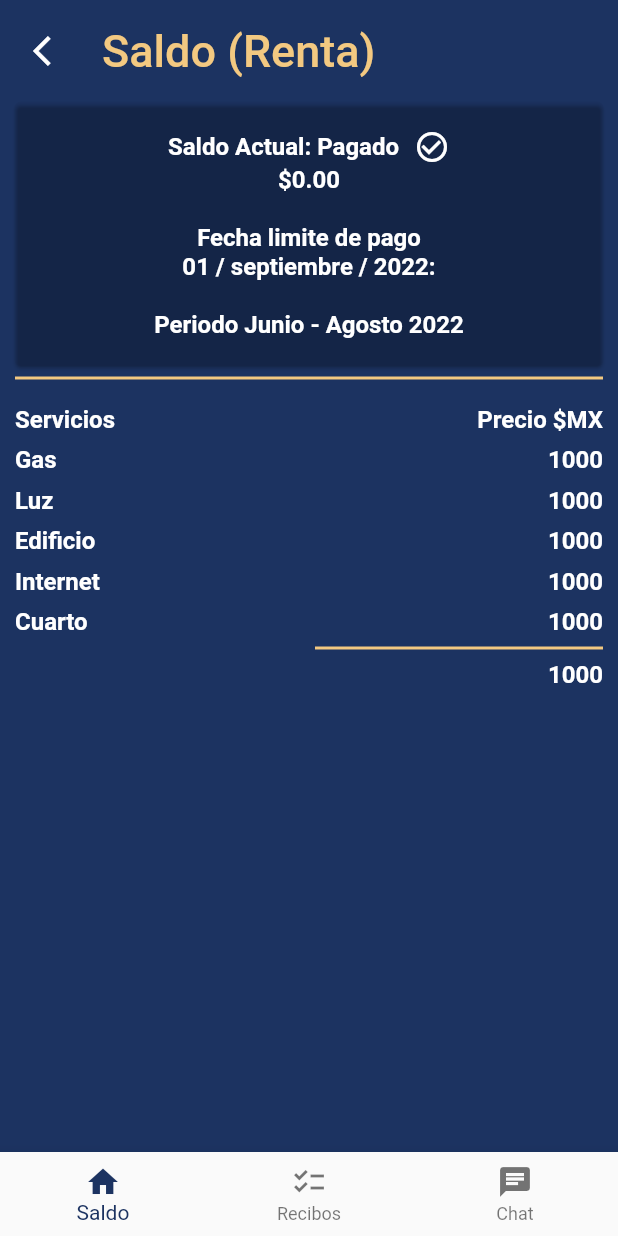
After one commit to hector2d2/RotceHWallet, a Flutter app: the MenuGroupView screen opened by its route, on a phone screen of 412 x 824 dp. The commit adds this screen. Run offline on Flutter 3.47's test engine with Material 2 defaults, Android fonts, the light colour scheme and no system bars; our stand-ins replace cloud_firestore, firebase_auth, firebase_core, font_awesome_flutter, get; accounts and stored records are empty; network calls fail; key blocks and very long unbroken strings in the code were emptied for the run.

Commit message:
Feat: add design

```diff
--- a/lib/main.dart
+++ b/lib/main.dart
@@ -1,6 +1,7 @@
 import 'package:firebase_core/firebase_core.dart';
 import 'package:flutter/material.dart';
 import 'package:get/get.dart';
+import 'package:rwallet/design.dart';
 import 'package:rwallet/routes/pages_app.dart';
 import 'package:rwallet/routes/route_app.dart';
 
--- a/lib/routes/pages_app.dart
+++ b/lib/routes/pages_app.dart
@@ -8,6 +8,9 @@ import 'package:rwallet/views/home/home_binding.dart';
 import 'package:rwallet/views/home/home_view.dart';
 import 'package:rwallet/views/login/login_binding.dart';
 import 'package:rwallet/views/login/login_view.dart';
+import 'package:rwallet/views/menu_groups/menu_group_view.dart';
+
+import '../views/menu_groups/menu_group_binding.dart';
 
 class PagesApp {
   static List<GetPage> pages = [
@@ -31,5 +34,10 @@ class PagesApp {
       page: () => const AuthenticationView(),
       binding: AuthenticationBinding(),
     ),
+    GetPage(
+      name: RouteApp.groupMenu,
+      page: () => const MenuGroupView(),
+      binding: MenuGroupBinding(),
+    ),
   ];
 }
--- a/lib/routes/route_app.dart
+++ b/lib/routes/route_app.dart
@@ -4,4 +4,5 @@ class RouteApp {
   static String home = '/home';
   static String authentication = '/authentication';
   static String friends = '/friends';
+  static String groupMenu = '/groupMenu';
 }
--- a/lib/views/friends/friends_view.dart
+++ b/lib/views/friends/friends_view.dart
@@ -6,7 +6,7 @@ class FriendsView extends StatelessWidget {
   @override
   Widget build(BuildContext context) {
     return Container(
-      child: ListView(
+      child: Column(
         children: [
           ListTile(
             title: Text('Nuevo Grupo'),
--- a/lib/views/home/home_binding.dart
+++ b/lib/views/home/home_binding.dart
@@ -1,9 +1,13 @@
 import 'package:get/get.dart';
+import 'package:rwallet/views/groups/groups_binding.dart';
+import 'package:rwallet/views/groups/groups_controlles.dart';
 import 'package:rwallet/views/home/home_controller.dart';
+import 'package:rwallet/views/menu_groups/menu_group_binding.dart';
 
 class HomeBinding extends Bindings {
   @override
   void dependencies() {
     Get.lazyPut(() => HomeController());
+    Get.lazyPut(() => GroupsController());
   }
 }
--- a/lib/views/home/home_controller.dart
+++ b/lib/views/home/home_controller.dart
@@ -52,6 +52,10 @@ class HomeController extends GetxController {
     changeView(2, 'Friends');
   }
 
+  void goToMyGroups() {
+    changeView(3, 'Mis Grupos');
+  }
+
   Future<void> logOut() async {
     await FirebaseAuth.instance.signOut();
     Get.toNamed(RouteApp.login);
--- a/lib/views/home/widgets/custom_drawer.dart
+++ b/lib/views/home/widgets/custom_drawer.dart
@@ -100,8 +100,8 @@ class CustomDrawer extends StatelessWidget {
                 ),
                 onTap: () => controller.goToMyFriends(),
               ),
-              const ListTile(
-                title: Text(
+              ListTile(
+                title: const Text(
                   'Mis Grupos',
                   style: TextStyle(
                     color: Colors.white,
@@ -109,6 +109,7 @@ class CustomDrawer extends StatelessWidget {
                     fontSize: 16,
                   ),
                 ),
+                onTap: () => controller.goToMyGroups(),
               ),
               ListTile(
                 title: const Text(
--- /dev/null
+++ b/lib/views/menu_groups/menu_group_binding.dart
@@ -0,0 +1,9 @@
+import 'package:get/get.dart';
+import 'package:rwallet/views/menu_groups/menu_gruop_controller.dart';
+
+class MenuGroupBinding extends Bindings {
+  @override
+  void dependencies() {
+    Get.lazyPut(() => MenuGroupController());
+  }
+}
--- /dev/null
+++ b/lib/views/menu_groups/menu_group_view.dart
@@ -0,0 +1,81 @@
+import 'package:flutter/material.dart';
+import 'package:get/get.dart';
+import 'package:rwallet/views/menu_groups/menu_gruop_controller.dart';
+import 'package:rwallet/views/menu_groups/widgets/balance_widget.dart';
+
+class MenuGroupView extends StatelessWidget {
+  const MenuGroupView({super.key});
+
+  @override
+  Widget build(BuildContext context) {
+    return GetBuilder<MenuGroupController>(builder: (controller) {
+      return Scaffold(
+        backgroundColor: const Color(
+          0xff1C3361,
+        ),
+        body: SafeArea(
+          child: Padding(
+            padding: const EdgeInsets.all(10.0),
+            child: Column(
+              children: [
+                Row(
+                  children: [
+                    IconButton(
+                      icon: Icon(
+                        Icons.arrow_back_ios,
+                        color: Colors.white,
+                      ),
+                      onPressed: () => controller.goBack(),
+                    ),
+                    SizedBox(
+                      width: 10,
+                    ),
+                    Text(
+                      'Saldo (Renta)',
+                      style: TextStyle(
+                        fontSize: 30,
+                        fontWeight: FontWeight.w500,
+                        color: Color(0xffF3C981),
+                      ),
+                    ),
+                  ],
+                ),
+                IndexedStack(
+                  children: [
+                    BalanceWidget(),
+                  ],
+                ),
+              ],
+            ),
+          ),
+        ),
+        bottomNavigationBar: BottomNavigationBar(
+          currentIndex: 0,
+          selectedItemColor: const Color(
+            0xff1C3361,
+          ),
+          items: [
+            BottomNavigationBarItem(
+              label: 'Saldo',
+              icon: Icon(
+                Icons.home,
+              ),
+            ),
+            BottomNavigationBarItem(
+              label: 'Recibos',
+              icon: Icon(
+                Icons.checklist,
+              ),
+            ),
+            BottomNavigationBarItem(
+              label: 'Chat',
+              icon: Icon(
+                Icons.chat,
+              ),
+            ),
+          ],
+        ),
+      );
+    });
+  }
+}
--- /dev/null
+++ b/lib/views/menu_groups/menu_gruop_controller.dart
@@ -0,0 +1,7 @@
+import 'package:get/get.dart';
+
+class MenuGroupController extends GetxController {
+  void goBack() {
+    Get.back();
+  }
+}
--- /dev/null
+++ b/lib/views/menu_groups/widgets/balance_widget.dart
@@ -0,0 +1,253 @@
+import 'package:flutter/material.dart';
+
+class BalanceWidget extends StatelessWidget {
+  const BalanceWidget({super.key});
+
+  @override
+  Widget build(BuildContext context) {
+    return Container(
+      child: Column(
+        children: [
+          Card(
+            margin: EdgeInsets.only(
+              top: 10,
+            ),
+            color: Colors.transparent,
+            child: Padding(
+              padding: const EdgeInsets.all(18.0),
+              child: Column(
+                crossAxisAlignment: CrossAxisAlignment.center,
+                children: [
+                  Row(
+                    mainAxisAlignment: MainAxisAlignment.center,
+                    children: [
+                      Text(
+                        'Saldo Actual: Pagado',
+                        style: TextStyle(
+                          color: Colors.white,
+                          fontWeight: FontWeight.bold,
+                          fontSize: 16,
+                        ),
+                      ),
+                      SizedBox(
+                        width: 10,
+                      ),
+                      Icon(
+                        Icons.check_circle_outline,
+                        color: Colors.white,
+                      ),
+                    ],
+                  ),
+                  Text(
+                    r'$0.00',
+                    style: TextStyle(
+                      color: Colors.white,
+                      fontWeight: FontWeight.bold,
+                      fontSize: 16,
+                    ),
+                  ),
+                  SizedBox(
+                    height: 20,
+                  ),
+                  Text(
+                    'Fecha limite de pago',
+                    style: TextStyle(
+                      color: Colors.white,
+                      fontWeight: FontWeight.bold,
+                      fontSize: 16,
+                    ),
+                  ),
+                  Text(
+                    '01 / septiembre / 2022:',
+                    style: TextStyle(
+                      color: Colors.white,
+                      fontWeight: FontWeight.bold,
+                      fontSize: 16,
+                    ),
+                  ),
+                  SizedBox(
+                    height: 20,
+                  ),
+                  Text(
+                    'Periodo Junio - Agosto 2022',
+                    style: TextStyle(
+                      color: Colors.white,
+                      fontWeight: FontWeight.bold,
+                      fontSize: 16,
+                    ),
+                  ),
+                ],
+              ),
+            ),
+          ),
+          Divider(
+            thickness: 2,
+            color: Color(0xffF3C981),
+          ),
+          Container(
+            margin: EdgeInsets.only(
+              top: 10,
+            ),
+            child: Row(
+              children: [
+                Text(
+                  'Servicios',
+                  style: TextStyle(
+                    color: Colors.white,
+                    fontWeight: FontWeight.bold,
+                    fontSize: 16,
+                  ),
+                ),
+                Spacer(),
+                Text(
+                  r'Precio $MX',
+                  style: TextStyle(
+                    color: Colors.white,
+                    fontWeight: FontWeight.bold,
+                    fontSize: 16,
+                  ),
+                ),
+              ],
+            ),
+          ),
+          SizedBox(
+            height: 8,
+          ),
+          Row(
+            children: [
+              Text(
+                'Gas',
+                style: TextStyle(
+                  color: Colors.white,
+                  fontWeight: FontWeight.bold,
+                  fontSize: 16,
+                ),
+              ),
+              Spacer(),
+              Text(
+                '1000',
+                style: TextStyle(
+                  color: Colors.white,
+                  fontWeight: FontWeight.bold,
+                  fontSize: 16,
+                ),
+              ),
+            ],
+          ),
+          SizedBox(
+            height: 8,
+          ),
+          Row(
+            children: [
+              Text(
+                'Luz',
+                style: TextStyle(
+                  color: Colors.white,
+                  fontWeight: FontWeight.bold,
+                  fontSize: 16,
+                ),
+              ),
+              Spacer(),
+              Text(
+                '1000',
+                style: TextStyle(
+                  color: Colors.white,
+                  fontWeight: FontWeight.bold,
+                  fontSize: 16,
+                ),
+              ),
+            ],
+          ),
+          SizedBox(
+            height: 8,
+          ),
+          Row(
+            children: [
+              Text(
+                'Edificio',
+                style: TextStyle(
+                  color: Colors.white,
+                  fontWeight: FontWeight.bold,
+                  fontSize: 16,
+                ),
+              ),
+              Spacer(),
+              Text(
+                '1000',
+                style: TextStyle(
+                  color: Colors.white,
+                  fontWeight: FontWeight.bold,
+                  fontSize: 16,
+                ),
+              ),
+            ],
+          ),
+          SizedBox(
+            height: 8,
+          ),
+          Row(
+            children: [
+              Text(
+                'Internet',
+                style: TextStyle(
+                  color: Colors.white,
+                  fontWeight: FontWeight.bold,
+                  fontSize: 16,
+                ),
+              ),
+              Spacer(),
+              Text(
+                '1000',
+                style: TextStyle(
+                  color: Colors.white,
+                  fontWeight: FontWeight.bold,
+                  fontSize: 16,
+                ),
+              ),
+            ],
+          ),
+          SizedBox(
+            height: 8,
+          ),
+          Row(
+            children: [
+              Text(
+                'Cuarto',
+                style: TextStyle(
+                  color: Colors.white,
+                  fontWeight: FontWeight.bold,
+                  fontSize: 16,
+                ),
+              ),
+              Spacer(),
+              Text(
+                '1000',
+                style: TextStyle(
+                  color: Colors.white,
+                  fontWeight: FontWeight.bold,
+                  fontSize: 16,
+                ),
+              ),
+            ],
+          ),
+          Divider(
+            indent: 200,
+            thickness: 2,
+            color: Color(0xffF3C981),
+          ),
+          Container(
+            alignment: Alignment.topRight,
+            child: Text(
+              '1000',
+              style: TextStyle(
+                color: Colors.white,
+                fontWeight: FontWeight.bold,
+                fontSize: 16,
+              ),
+            ),
+          ),
+        ],
+      ),
+    );
+  }
+}
```
Also changed, not shown: lib/design.dart (added, +94 -0 lines), lib/views/groups/groups_binding.dart (added, +9 -0 lines), lib/views/groups/groups_controlles.dart (added, +9 -0 lines), lib/views/groups/groups_view.dart (added, +74 -0 lines), lib/views/home/home_view.dart (+12 -44 lines), lib/views/home/widgets/my_sliver_persistent_header.dart (added, +89 -0 lines), lib/views/widgets/listtile_people.dart (added, +40 -0 lines).
